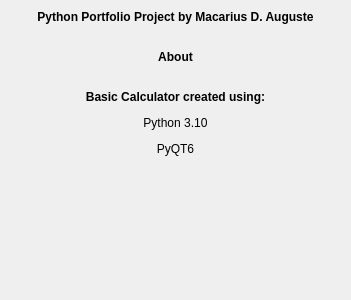
First picture: the form in UI/About.ui, repository MacariusD/Calculator, before the edit.
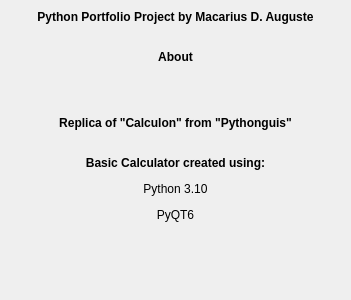
Second picture: the form after the edit.

```diff
--- a/UI/About.ui
+++ b/UI/About.ui
@@ -47,7 +47,7 @@
     </size>
    </property>
    <property name="text">
-    <string>&lt;html&gt;&lt;head/&gt;&lt;body&gt;&lt;p align=&quot;center&quot;&gt;&lt;span style=&quot; font-weight:600;&quot;&gt;Python Portfolio Project by Macarius D. Auguste&lt;br/&gt;&lt;/span&gt;&lt;/p&gt;&lt;p align=&quot;center&quot;&gt;&lt;span style=&quot; font-weight:600;&quot;&gt;About&lt;/span&gt;&lt;/p&gt;&lt;p align=&quot;center&quot;&gt;&lt;br/&gt;&lt;span style=&quot; font-weight:600;&quot;&gt;Basic Calculator created using:&lt;/span&gt;&lt;/p&gt;&lt;p align=&quot;center&quot;&gt;Python 3.10&lt;/p&gt;&lt;p align=&quot;center&quot;&gt;PyQT6&lt;/p&gt;&lt;/body&gt;&lt;/html&gt;</string>
+    <string>&lt;html&gt;&lt;head/&gt;&lt;body&gt;&lt;p align=&quot;center&quot;&gt;&lt;span style=&quot; font-weight:600;&quot;&gt;Python Portfolio Project by Macarius D. Auguste&lt;br/&gt;&lt;/span&gt;&lt;/p&gt;&lt;p align=&quot;center&quot;&gt;&lt;span style=&quot; font-weight:600;&quot;&gt;About&lt;/span&gt;&lt;/p&gt;&lt;p align=&quot;center&quot;&gt;&lt;br/&gt;&lt;/p&gt;&lt;p align=&quot;center&quot;&gt;&lt;span style=&quot; font-weight:600;&quot;&gt;Replica of &amp;quot;Calculon&amp;quot; from &amp;quot;Pythonguis&amp;quot;&lt;/span&gt;&lt;/p&gt;&lt;p align=&quot;center&quot;&gt;&lt;br/&gt;&lt;span style=&quot; font-weight:600;&quot;&gt;Basic Calculator created using:&lt;/span&gt;&lt;/p&gt;&lt;p align=&quot;center&quot;&gt;Python 3.10&lt;/p&gt;&lt;p align=&quot;center&quot;&gt;PyQT6&lt;/p&gt;&lt;/body&gt;&lt;/html&gt;</string>
    </property>
    <property name="alignment">
     <set>Qt::AlignLeading|Qt::AlignLeft|Qt::AlignTop</set>
```
